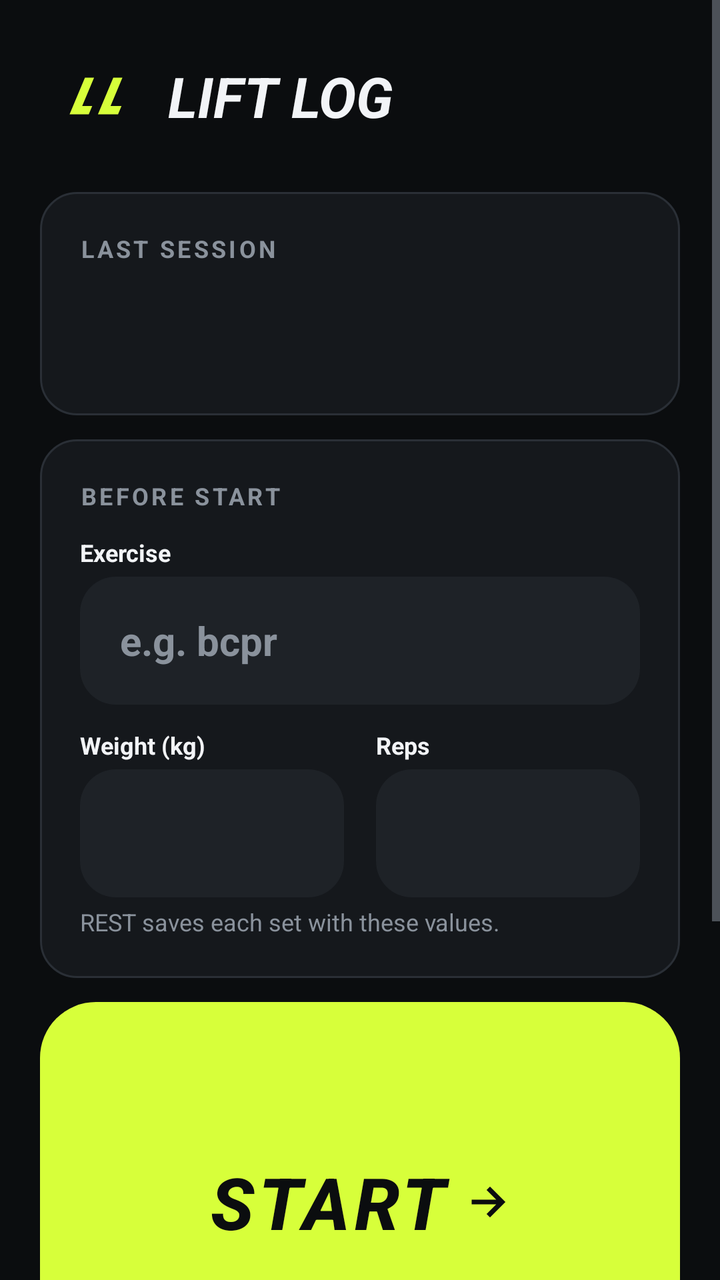
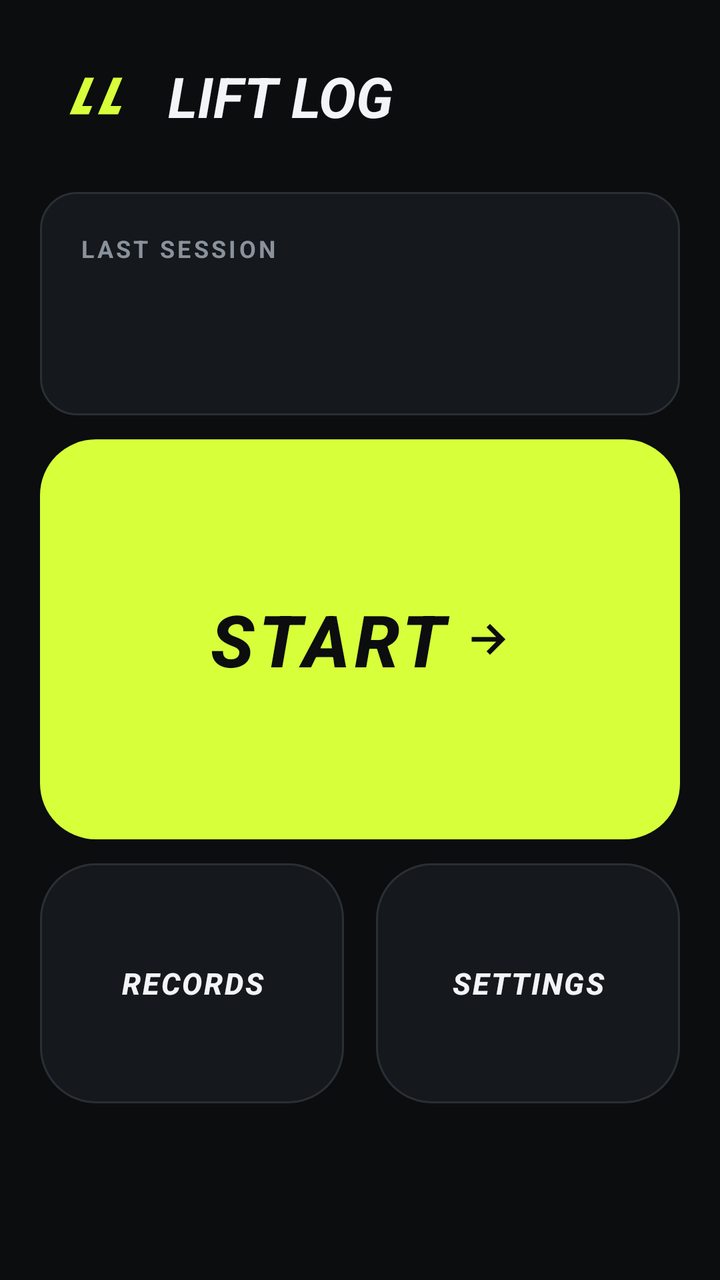

Screens rendered from an Android XML layout before and after an edit, with the pre-edit source and the edit as a unified diff.
<!-- AndroidManifest.xml: activity theme Theme.LiftLog -->
<!-- res/layout/activity_home.xml -->
<?xml version="1.0" encoding="utf-8"?>
<ScrollView xmlns:android="http://schemas.android.com/apk/res/android"
    xmlns:app="http://schemas.android.com/apk/res-auto"
    android:layout_width="match_parent"
    android:layout_height="match_parent"
    android:fillViewport="true">

    <LinearLayout
        android:layout_width="match_parent"
        android:layout_height="wrap_content"
        android:orientation="vertical"
        android:padding="@dimen/lift_gutter">

        <LinearLayout
            android:layout_width="match_parent"
            android:layout_height="wrap_content"
            android:gravity="center_vertical"
            android:orientation="horizontal">

            <ImageView
                android:layout_width="@dimen/lift_mark_size"
                android:layout_height="@dimen/lift_mark_size"
                android:contentDescription="@null"
                android:scaleType="centerCrop"
                android:src="@drawable/ic_launcher_foreground" />

            <TextView
                style="@style/LiftText.Headline"
                android:layout_width="wrap_content"
                android:layout_height="wrap_content"
                android:layout_marginStart="@dimen/lift_gap_sm"
                android:text="@string/lift_wordmark" />
        </LinearLayout>

        <LinearLayout
            style="@style/LiftCard"
            android:layout_width="match_parent"
            android:layout_height="wrap_content"
            android:layout_marginTop="@dimen/lift_gap_lg"
            android:orientation="vertical">

            <TextView
                style="@style/LiftText.Label"
                android:layout_width="wrap_content"
                android:layout_height="wrap_content"
                android:text="@string/home_last_session" />

            <TextView
                android:id="@+id/text_home_last_date"
                style="@style/LiftText.Title"
                android:layout_width="wrap_content"
                android:layout_height="wrap_content"
                android:layout_marginTop="@dimen/lift_gap_xs" />

            <TextView
                android:id="@+id/text_home_last_summary"
                style="@style/LiftText"
                android:layout_width="wrap_content"
                android:layout_height="wrap_content"
                android:layout_marginTop="@dimen/lift_gap_xs"
                android:textColor="@color/lift_text_dim" />
        </LinearLayout>

        <LinearLayout
            style="@style/LiftCard"
            android:layout_width="match_parent"
            android:layout_height="wrap_content"
            android:layout_marginTop="@dimen/lift_gap_md"
            android:orientation="vertical">

            <TextView
                style="@style/LiftText.Label"
                android:layout_width="wrap_content"
                android:layout_height="wrap_content"
                android:text="@string/home_setup_title" />

            <TextView
                style="@style/LiftText.FieldLabel"
                android:layout_width="wrap_content"
                android:layout_height="wrap_content"
                android:layout_marginTop="@dimen/lift_gap_md"
                android:text="@string/session_exercise" />

            <EditText
                android:id="@+id/input_home_exercise"
                style="@style/LiftInput"
                android:layout_width="match_parent"
                android:layout_height="wrap_content"
                android:layout_marginTop="@dimen/lift_gap_xs"
                android:hint="@string/session_exercise_hint"
                android:importantForAutofill="no"
                android:inputType="textNoSuggestions" />

            <LinearLayout
                android:layout_width="match_parent"
                android:layout_height="wrap_content"
                android:layout_marginTop="@dimen/lift_gap_md"
                android:orientation="horizontal">

                <LinearLayout
                    android:layout_width="0dp"
                    android:layout_height="wrap_content"
                    android:layout_marginEnd="@dimen/lift_gap_sm"
                    android:layout_weight="1"
                    android:orientation="vertical">

                    <TextView
                        style="@style/LiftText.FieldLabel"
                        android:layout_width="wrap_content"
                        android:layout_height="wrap_content"
                        android:text="@string/session_weight" />

                    <EditText
                        android:id="@+id/input_home_weight"
                        style="@style/LiftInput"
                        android:layout_width="match_parent"
                        android:layout_height="wrap_content"
                        android:layout_marginTop="@dimen/lift_gap_xs"
                        android:importantForAutofill="no"
                        android:inputType="numberDecimal" />
                </LinearLayout>

                <LinearLayout
                    android:layout_width="0dp"
                    android:layout_height="wrap_content"
                    android:layout_marginStart="@dimen/lift_gap_sm"
                    android:layout_weight="1"
                    android:orientation="vertical">

                    <TextView
                        style="@style/LiftText.FieldLabel"
                        android:layout_width="wrap_content"
                        android:layout_height="wrap_content"
                        android:text="@string/session_reps" />

                    <EditText
                        android:id="@+id/input_home_reps"
                        style="@style/LiftInput"
                        android:layout_width="match_parent"
                        android:layout_height="wrap_content"
                        android:layout_marginTop="@dimen/lift_gap_xs"
                        android:importantForAutofill="no"
                        android:inputType="number" />
                </LinearLayout>
            </LinearLayout>

            <TextView
                style="@style/LiftText.Note"
                android:layout_width="wrap_content"
                android:layout_height="wrap_content"
                android:layout_marginTop="@dimen/lift_gap_xs"
                android:text="@string/home_setup_note" />
        </LinearLayout>

        <com.google.android.material.button.MaterialButton
            android:id="@+id/button_home_start"
            style="@style/LiftButton.Primary"
            android:layout_width="match_parent"
            android:layout_height="@dimen/lift_home_start_height"
            android:layout_marginTop="@dimen/lift_gap_md"
            android:text="@string/home_start_workout"
            android:textSize="@dimen/lift_text_display"
            app:icon="@drawable/ic_lift_arrow"
            app:iconGravity="textEnd"
            app:iconTint="@color/lift_on_acid" />

        <LinearLayout
            android:layout_width="match_parent"
            android:layout_height="wrap_content"
            android:layout_marginTop="@dimen/lift_gap_md"
            android:baselineAligned="false"
            android:orientation="horizontal">

            <com.google.android.material.button.MaterialButton
                android:id="@+id/button_home_records"
                style="@style/LiftButton.Secondary"
                android:layout_width="0dp"
                android:layout_height="@dimen/lift_tile_height"
                android:layout_marginEnd="@dimen/lift_gap_sm"
                android:layout_weight="1"
                android:maxLines="1"
                android:paddingStart="0dp"
                android:paddingEnd="0dp"
                android:text="@string/home_records"
                android:textSize="@dimen/lift_text_body" />

            <com.google.android.material.button.MaterialButton
                android:id="@+id/button_home_layout"
                style="@style/LiftButton.Secondary"
                android:layout_width="0dp"
                android:layout_height="@dimen/lift_tile_height"
                android:layout_marginStart="@dimen/lift_gap_sm"
                android:layout_marginEnd="@dimen/lift_gap_sm"
                android:layout_weight="1"
                android:maxLines="1"
                android:paddingStart="0dp"
                android:paddingEnd="0dp"
                android:text="@string/home_layout"
                android:textSize="@dimen/lift_text_body" />

            <com.google.android.material.button.MaterialButton
                android:id="@+id/button_home_settings"
                style="@style/LiftButton.Secondary"
                android:layout_width="0dp"
                android:layout_height="@dimen/lift_tile_height"
                android:layout_marginStart="@dimen/lift_gap_sm"
                android:layout_weight="1"
                android:maxLines="1"
                android:paddingStart="0dp"
                android:paddingEnd="0dp"
                android:text="@string/home_settings"
                android:textSize="@dimen/lift_text_body" />
        </LinearLayout>

        <TextView
            style="@style/LiftText.Label"
            android:layout_width="match_parent"
            android:layout_height="wrap_content"
            android:layout_marginTop="@dimen/lift_gap_lg"
            android:gravity="center"
            android:text="@string/lift_preview_notice" />
    </LinearLayout>
</ScrollView>
<!-- resources referenced by this layout -->
<resources>
  <color name="lift_on_acid">#FF0B0D0F</color>
  <color name="lift_text_dim">#FF8A929C</color>
  <dimen name="lift_gap_lg">20dp</dimen>
  <dimen name="lift_gap_md">12dp</dimen>
  <dimen name="lift_gap_sm">8dp</dimen>
  <dimen name="lift_gap_xs">4dp</dimen>
  <dimen name="lift_gutter">20dp</dimen>
  <dimen name="lift_home_start_height">200dp</dimen>
  <dimen name="lift_mark_size">56dp</dimen>
  <dimen name="lift_text_body">15sp</dimen>
  <dimen name="lift_text_display">36sp</dimen>
  <dimen name="lift_tile_height">120dp</dimen>
  <string name="home_last_session">Last session</string>
  <string name="home_layout">LAYOUT</string>
  <string name="home_records">RECORDS</string>
  <string name="home_settings">SETTINGS</string>
  <string name="home_setup_note">REST saves each set with these values.</string>
  <string name="home_setup_title">Before START</string>
  <string name="home_start_workout">START</string>
  <string name="lift_preview_notice">Every set counts.</string>
  <string name="lift_wordmark">LIFT LOG</string>
  <string name="session_exercise">Exercise</string>
  <string name="session_exercise_hint">e.g. bcpr</string>
  <string name="session_reps">Reps</string>
  <string name="session_weight">Weight (kg)</string>
  <style name="LiftCard">
          <item name="android:background">@drawable/bg_lift_card</item>
          <item name="android:padding">@dimen/lift_gap_lg</item>
      </style>
  <style name="LiftInput">
          <item name="android:background">@drawable/bg_lift_input</item>
          <item name="android:minHeight">@dimen/lift_input_height</item>
          <item name="android:paddingStart">@dimen/lift_gap_lg</item>
          <item name="android:paddingEnd">@dimen/lift_gap_lg</item>
          <item name="android:textColor">@color/lift_text</item>
          <item name="android:textColorHint">@color/lift_text_dim</item>
          <item name="android:textSize">@dimen/lift_text_title</item>
          <item name="android:textStyle">bold</item>
          <item name="android:singleLine">true</item>
      </style>
  <style name="LiftText.FieldLabel">
          <item name="android:textSize">@dimen/lift_text_caption</item>
          <item name="android:textStyle">bold</item>
      </style>
  <style name="LiftText.Note">
          <item name="android:textColor">@color/lift_text_dim</item>
          <item name="android:textSize">@dimen/lift_text_caption</item>
      </style>
  <style name="LiftText.Title">
          <item name="android:textSize">@dimen/lift_text_title</item>
          <item name="android:textStyle">bold</item>
      </style>
  <dimen name="ui_launcher_icon_size">108dp</dimen>
  <color name="lift_acid">#FFD7FF3A</color>
  <dimen name="lift_radius_lg">28dp</dimen>
  <color name="lift_line">#FF2A2F36</color>
  <color name="lift_surface">#FF15181C</color>
  <color name="lift_text">#FFF2F4F7</color>
  <!-- drawable bg_lift_input (drawable) -->
  <?xml version="1.0" encoding="utf-8"?>
  <selector xmlns:android="http://schemas.android.com/apk/res/android">
      <item android:state_focused="true">
          <shape android:shape="rectangle">
              <solid android:color="@color/lift_surface_high" />
              <stroke android:width="2dp" android:color="@color/lift_acid" />
              <corners android:radius="@dimen/lift_radius" />
          </shape>
      </item>
      <item>
          <shape android:shape="rectangle">
              <solid android:color="@color/lift_surface_high" />
              <corners android:radius="@dimen/lift_radius" />
          </shape>
      </item>
  </selector>
  <dimen name="lift_input_height">64dp</dimen>
  <dimen name="lift_text_title">20sp</dimen>
  <dimen name="lift_text_caption">12sp</dimen>
  <dimen name="lift_text_headline">28sp</dimen>
  <color name="lift_bg">#FF0B0D0F</color>
  <dimen name="lift_line_width">1dp</dimen>
  <dimen name="lift_radius">18dp</dimen>
  <color name="lift_surface_high">#FF1E2227</color>
  <!-- unchanged entries left out for length: 9 -->
</resources>

<!-- the commit's change to res/layout/activity_home.xml (unified diff, before → after) -->
@@ -61,97 +61,6 @@
                 android:textColor="@color/lift_text_dim" />
         </LinearLayout>
 
-        <LinearLayout
-            style="@style/LiftCard"
-            android:layout_width="match_parent"
-            android:layout_height="wrap_content"
-            android:layout_marginTop="@dimen/lift_gap_md"
-            android:orientation="vertical">
-
-            <TextView
-                style="@style/LiftText.Label"
-                android:layout_width="wrap_content"
-                android:layout_height="wrap_content"
-                android:text="@string/home_setup_title" />
-
-            <TextView
-                style="@style/LiftText.FieldLabel"
-                android:layout_width="wrap_content"
-                android:layout_height="wrap_content"
-                android:layout_marginTop="@dimen/lift_gap_md"
-                android:text="@string/session_exercise" />
-
-            <EditText
-                android:id="@+id/input_home_exercise"
-                style="@style/LiftInput"
-                android:layout_width="match_parent"
-                android:layout_height="wrap_content"
-                android:layout_marginTop="@dimen/lift_gap_xs"
-                android:hint="@string/session_exercise_hint"
-                android:importantForAutofill="no"
-                android:inputType="textNoSuggestions" />
-
-            <LinearLayout
-                android:layout_width="match_parent"
-                android:layout_height="wrap_content"
-                android:layout_marginTop="@dimen/lift_gap_md"
-                android:orientation="horizontal">
-
-                <LinearLayout
-                    android:layout_width="0dp"
-                    android:layout_height="wrap_content"
-                    android:layout_marginEnd="@dimen/lift_gap_sm"
-                    android:layout_weight="1"
-                    android:orientation="vertical">
-
-                    <TextView
-                        style="@style/LiftText.FieldLabel"
-                        android:layout_width="wrap_content"
-                        android:layout_height="wrap_content"
-                        android:text="@string/session_weight" />
-
-                    <EditText
-                        android:id="@+id/input_home_weight"
-                        style="@style/LiftInput"
-                        android:layout_width="match_parent"
-                        android:layout_height="wrap_content"
-                        android:layout_marginTop="@dimen/lift_gap_xs"
-                        android:importantForAutofill="no"
-                        android:inputType="numberDecimal" />
-                </LinearLayout>
-
-                <LinearLayout
-                    android:layout_width="0dp"
-                    android:layout_height="wrap_content"
-                    android:layout_marginStart="@dimen/lift_gap_sm"
-                    android:layout_weight="1"
-                    android:orientation="vertical">
-
-                    <TextView
-                        style="@style/LiftText.FieldLabel"
-                        android:layout_width="wrap_content"
-                        android:layout_height="wrap_content"
-                        android:text="@string/session_reps" />
-
-                    <EditText
-                        android:id="@+id/input_home_reps"
-                        style="@style/LiftInput"
-                        android:layout_width="match_parent"
-                        android:layout_height="wrap_content"
-                        android:layout_marginTop="@dimen/lift_gap_xs"
-                        android:importantForAutofill="no"
-                        android:inputType="number" />
-                </LinearLayout>
-            </LinearLayout>
-
-            <TextView
-                style="@style/LiftText.Note"
-                android:layout_width="wrap_content"
-                android:layout_height="wrap_content"
-                android:layout_marginTop="@dimen/lift_gap_xs"
-                android:text="@string/home_setup_note" />
-        </LinearLayout>
-
         <com.google.android.material.button.MaterialButton
             android:id="@+id/button_home_start"
             style="@style/LiftButton.Primary"
@@ -163,6 +72,15 @@
             app:icon="@drawable/ic_lift_arrow"
             app:iconGravity="textEnd"
             app:iconTint="@color/lift_on_acid" />
+
+        <com.google.android.material.button.MaterialButton
+            android:id="@+id/button_home_end"
+            style="@style/LiftButton.Secondary"
+            android:layout_width="match_parent"
+            android:layout_height="48dp"
+            android:layout_marginTop="@dimen/lift_gap_sm"
+            android:text="@string/home_end_workout"
+            android:visibility="gone" />
 
         <LinearLayout
             android:layout_width="match_parent"
@@ -185,20 +103,6 @@
                 android:textSize="@dimen/lift_text_body" />
 
             <com.google.android.material.button.MaterialButton
-                android:id="@+id/button_home_layout"
-                style="@style/LiftButton.Secondary"
-                android:layout_width="0dp"
-                android:layout_height="@dimen/lift_tile_height"
-                android:layout_marginStart="@dimen/lift_gap_sm"
-                android:layout_marginEnd="@dimen/lift_gap_sm"
-                android:layout_weight="1"
-                android:maxLines="1"
-                android:paddingStart="0dp"
-                android:paddingEnd="0dp"
-                android:text="@string/home_layout"
-                android:textSize="@dimen/lift_text_body" />
-
-            <com.google.android.material.button.MaterialButton
                 android:id="@+id/button_home_settings"
                 style="@style/LiftButton.Secondary"
                 android:layout_width="0dp"
@@ -212,12 +116,5 @@
                 android:textSize="@dimen/lift_text_body" />
         </LinearLayout>
 
-        <TextView
-            style="@style/LiftText.Label"
-            android:layout_width="match_parent"
-            android:layout_height="wrap_content"
-            android:layout_marginTop="@dimen/lift_gap_lg"
-            android:gravity="center"
-            android:text="@string/lift_preview_notice" />
     </LinearLayout>
 </ScrollView>
<!-- resource entries referenced after the edit -->
@@ -12,41 +12,15 @@
   <dimen name="lift_text_body">15sp</dimen>
   <dimen name="lift_text_display">36sp</dimen>
   <dimen name="lift_tile_height">120dp</dimen>
+  <string name="home_end_workout">End workout</string>
   <string name="home_last_session">Last session</string>
-  <string name="home_layout">LAYOUT</string>
   <string name="home_records">RECORDS</string>
   <string name="home_settings">SETTINGS</string>
-  <string name="home_setup_note">REST saves each set with these values.</string>
-  <string name="home_setup_title">Before START</string>
   <string name="home_start_workout">START</string>
-  <string name="lift_preview_notice">Every set counts.</string>
   <string name="lift_wordmark">LIFT LOG</string>
-  <string name="session_exercise">Exercise</string>
-  <string name="session_exercise_hint">e.g. bcpr</string>
-  <string name="session_reps">Reps</string>
-  <string name="session_weight">Weight (kg)</string>
   <style name="LiftCard">
           <item name="android:background">@drawable/bg_lift_card</item>
           <item name="android:padding">@dimen/lift_gap_lg</item>
-      </style>
-  <style name="LiftInput">
-          <item name="android:background">@drawable/bg_lift_input</item>
-          <item name="android:minHeight">@dimen/lift_input_height</item>
-          <item name="android:paddingStart">@dimen/lift_gap_lg</item>
-          <item name="android:paddingEnd">@dimen/lift_gap_lg</item>
-          <item name="android:textColor">@color/lift_text</item>
-          <item name="android:textColorHint">@color/lift_text_dim</item>
-          <item name="android:textSize">@dimen/lift_text_title</item>
-          <item name="android:textStyle">bold</item>
-          <item name="android:singleLine">true</item>
-      </style>
-  <style name="LiftText.FieldLabel">
-          <item name="android:textSize">@dimen/lift_text_caption</item>
-          <item name="android:textStyle">bold</item>
-      </style>
-  <style name="LiftText.Note">
-          <item name="android:textColor">@color/lift_text_dim</item>
-          <item name="android:textSize">@dimen/lift_text_caption</item>
       </style>
   <style name="LiftText.Title">
           <item name="android:textSize">@dimen/lift_text_title</item>
@@ -58,31 +32,12 @@
   <color name="lift_line">#FF2A2F36</color>
   <color name="lift_surface">#FF15181C</color>
   <color name="lift_text">#FFF2F4F7</color>
-  <!-- drawable bg_lift_input (drawable) -->
-  <?xml version="1.0" encoding="utf-8"?>
-  <selector xmlns:android="http://schemas.android.com/apk/res/android">
-      <item android:state_focused="true">
-          <shape android:shape="rectangle">
-              <solid android:color="@color/lift_surface_high" />
-              <stroke android:width="2dp" android:color="@color/lift_acid" />
-              <corners android:radius="@dimen/lift_radius" />
-          </shape>
-      </item>
-      <item>
-          <shape android:shape="rectangle">
-              <solid android:color="@color/lift_surface_high" />
-              <corners android:radius="@dimen/lift_radius" />
-          </shape>
-      </item>
-  </selector>
-  <dimen name="lift_input_height">64dp</dimen>
   <dimen name="lift_text_title">20sp</dimen>
   <dimen name="lift_text_caption">12sp</dimen>
   <dimen name="lift_text_headline">28sp</dimen>
   <color name="lift_bg">#FF0B0D0F</color>
   <dimen name="lift_line_width">1dp</dimen>
   <dimen name="lift_radius">18dp</dimen>
-  <color name="lift_surface_high">#FF1E2227</color>
   <!-- unchanged entries left out for length: 9 -->
 </resources>
 
